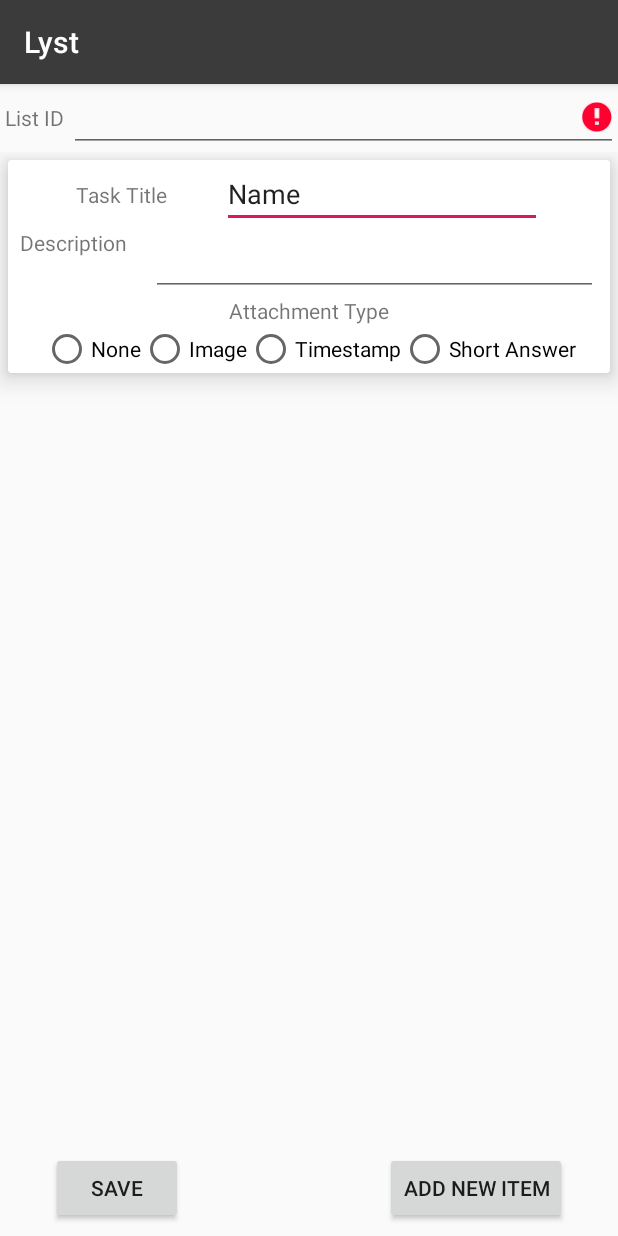
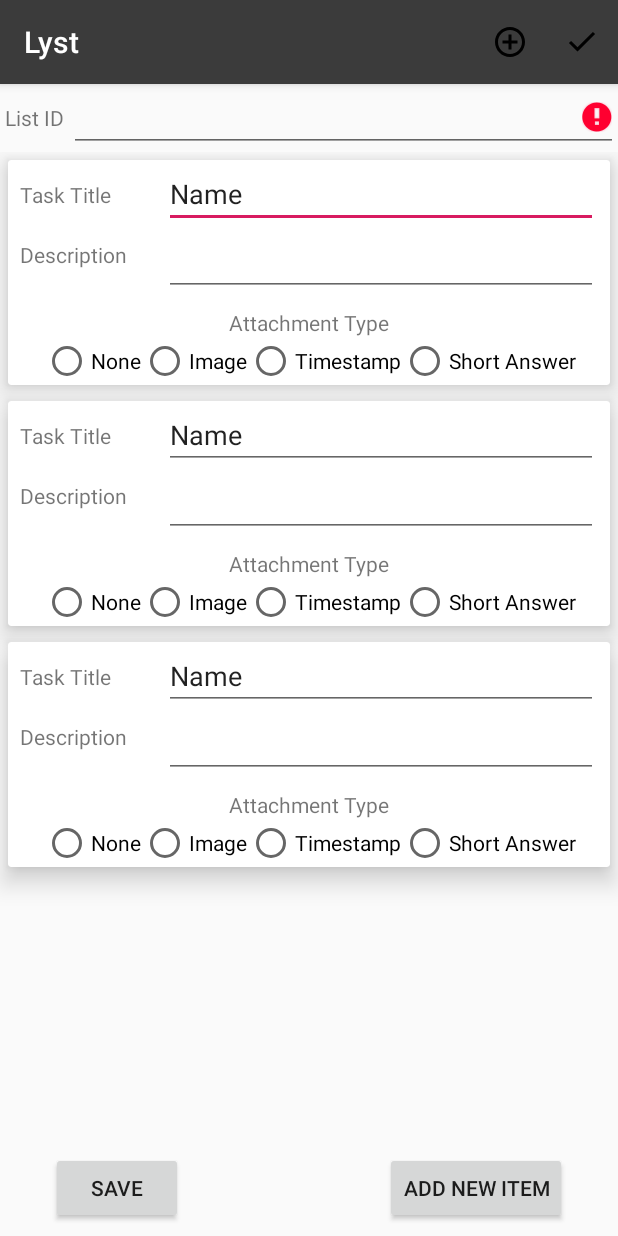
Before and after one commit to moo7md/Lyst, an Android app: the CreateCheckListActivity screen opened directly, with no data from a screen before it, after a tap on "ADD NEW ITEM", on a phone screen of 412 x 824 dp. Run offline under Robolectric (Android 15) with nearby library versions, the phone set to English and light mode, and no system bars; our stand-ins replace Firebase (no records; nobody signed in at launch, a user with empty details on screens opened directly); 3 other taps on this screen came first.

Commit message:
added do template. refactored packages.

```diff
--- a/app/src/main/java/com/example/lyst/ChecklistCreateCheckListAdapter.java
+++ b/app/src/main/java/com/example/lyst/Adapters/CreateCheckListAdapter.java
@@ -1,8 +1,12 @@
-package com.example.lyst;
+package com.example.lyst.Adapters;
 
 import android.view.LayoutInflater;
 import android.view.View;
 import android.view.ViewGroup;
+
+import com.example.lyst.Models.ChecklistItem;
+import com.example.lyst.R;
+import com.example.lyst.ViewHolders.ChecklistItemCreateViewHolder;
 
 import java.util.ArrayList;
 import java.util.List;
@@ -11,13 +15,13 @@ import java.util.UUID;
 import androidx.annotation.NonNull;
 import androidx.recyclerview.widget.RecyclerView;
 
-public class ChecklistCreateCheckListAdapter extends RecyclerView.Adapter {
+public class CreateCheckListAdapter extends RecyclerView.Adapter {
 
     private List<ChecklistItem> items;
 
     private ArrayList<ChecklistItemCreateViewHolder> viewHolders = new ArrayList<>();
 
-    public ChecklistCreateCheckListAdapter(List<ChecklistItem> _items) {
+    public CreateCheckListAdapter(List<ChecklistItem> _items) {
         items = _items;
     }
 
--- a/app/src/main/java/com/example/lyst/CreateCheckListActivity.java
+++ b/app/src/main/java/com/example/lyst/CreateCheckListActivity.java
@@ -6,6 +6,8 @@ import androidx.recyclerview.widget.LinearLayoutManager;
 import androidx.recyclerview.widget.RecyclerView;
 
 import android.os.Bundle;
+import android.view.Menu;
+import android.view.MenuItem;
 import android.util.Log;
 import android.view.View;
 import android.widget.EditText;
@@ -14,12 +16,16 @@ import android.widget.Toast;
 import com.google.android.gms.tasks.OnCompleteListener;
 import com.google.android.gms.tasks.Task;
 
+import com.example.lyst.Adapters.CreateCheckListAdapter;
+import com.example.lyst.Models.*;
+import com.example.lyst.ViewHolders.ChecklistItemCreateViewHolder;
+
 import java.util.ArrayList;
 import java.util.List;
 
 public class CreateCheckListActivity extends AppCompatActivity {
 
-    ChecklistCreateCheckListAdapter adapter;
+    CreateCheckListAdapter adapter;
     List<ChecklistItem> items = new ArrayList<>();
     Database database;
 
@@ -31,7 +37,7 @@ public class CreateCheckListActivity extends AppCompatActivity {
         database = Database.getInstance();
 
         RecyclerView recyclerView = findViewById(R.id.create_recycler);
-        adapter = new ChecklistCreateCheckListAdapter(items);
+        adapter = new CreateCheckListAdapter(items);
 
         LinearLayoutManager lm = new LinearLayoutManager(this);
 
@@ -40,6 +46,11 @@ public class CreateCheckListActivity extends AppCompatActivity {
     }
 
     public void AddItem(View view) {
+        items.add(new ChecklistItem("", "", ""));
+        _addItem();
+    }
+
+    private void _addItem() {
         items.add(new ChecklistItem("", "", ""));
         adapter.notifyDataSetChanged();
     }
@@ -68,8 +79,41 @@ public class CreateCheckListActivity extends AppCompatActivity {
                         }
                     }
             );
-        }else{
+        }else {
             Toast.makeText(this, "Please put some items", Toast.LENGTH_LONG).show();
+            _save();
         }
     }
+
+    public void _save() {
+        List<ChecklistItemCreateViewHolder> viewHolders = adapter.GetViewHolders();
+
+        for (ChecklistItemCreateViewHolder i : viewHolders) {
+            System.out.println(i.title.getText().toString());
+            System.out.println(i.description.getText().toString());
+            System.out.println("Position is: " + i.attachmentType.getCheckedRadioButtonId());
+        }
+    }
+
+    @Override
+    public boolean onCreateOptionsMenu(Menu menu) {
+        getMenuInflater().inflate(R.menu.create_checklist_toolbar, menu);
+        return true;
+    }
+
+    @Override
+    public boolean onOptionsItemSelected(MenuItem item) {
+
+
+        switch (item.getItemId()) {
+            case R.id.add_list_item:
+                _addItem();
+                break;
+            case R.id.save_checklist:
+                _save();
+                break;
+        }
+        return super.onOptionsItemSelected(item);
+    }
+
 }
--- a/app/src/main/java/com/example/lyst/Database.java
+++ b/app/src/main/java/com/example/lyst/Database.java
@@ -4,6 +4,7 @@ import com.google.android.gms.tasks.Task;
 import com.google.firebase.auth.FirebaseAuth;
 import com.google.firebase.auth.FirebaseUser;
 import com.google.firebase.firestore.FirebaseFirestore;
+import com.example.lyst.Models.*;
 
 import java.util.ArrayList;
 import java.util.HashMap;
--- a/app/src/main/java/com/example/lyst/ChecklistItem.java
+++ b/app/src/main/java/com/example/lyst/Models/ChecklistItem.java
@@ -1,4 +1,4 @@
-package com.example.lyst;
+package com.example.lyst.Models;
 
 
 public class ChecklistItem {
--- a/app/src/main/java/com/example/lyst/CheckListHolder.java
+++ b/app/src/main/java/com/example/lyst/ViewHolders/CheckListHolder.java
@@ -1,7 +1,9 @@
-package com.example.lyst;
+package com.example.lyst.ViewHolders;
 
 import android.view.View;
 import android.widget.CheckBox;
+
+import com.example.lyst.R;
 
 import androidx.annotation.NonNull;
 import androidx.recyclerview.widget.RecyclerView;
--- a/app/src/main/java/com/example/lyst/ChecklistItemCreateViewHolder.java
+++ b/app/src/main/java/com/example/lyst/ViewHolders/ChecklistItemCreateViewHolder.java
@@ -1,10 +1,10 @@
-package com.example.lyst;
+package com.example.lyst.ViewHolders;
 
 import android.view.View;
 import android.widget.EditText;
 import android.widget.RadioGroup;
 
-import com.example.lyst.util.AttachmentTypes;
+import com.example.lyst.R;
 
 import androidx.annotation.NonNull;
 import androidx.recyclerview.widget.RecyclerView;
--- /dev/null
+++ b/app/src/main/res/drawable/ic_icons8_checkmark.xml
@@ -0,0 +1,9 @@
+<vector xmlns:android="http://schemas.android.com/apk/res/android"
+    android:width="24dp"
+    android:height="24dp"
+    android:viewportWidth="24"
+    android:viewportHeight="24">
+  <path
+      android:pathData="M19.2813,5.2813L9,15.5625L4.7188,11.2813L3.2813,12.7188L8.2813,17.7188L9,18.4063L9.7188,17.7188L20.7188,6.7188Z"
+      android:fillColor="#000000"/>
+</vector>
--- /dev/null
+++ b/app/src/main/res/drawable/ic_icons8_plus.xml
@@ -0,0 +1,9 @@
+<vector xmlns:android="http://schemas.android.com/apk/res/android"
+    android:width="24dp"
+    android:height="24dp"
+    android:viewportWidth="24"
+    android:viewportHeight="24">
+  <path
+      android:pathData="M12,2C6.489,2 2,6.489 2,12C2,17.511 6.489,22 12,22C17.511,22 22,17.511 22,12C22,6.489 17.511,2 12,2zM12,4C16.4301,4 20,7.5699 20,12C20,16.4301 16.4301,20 12,20C7.5699,20 4,16.4301 4,12C4,7.5699 7.5699,4 12,4zM11,7L11,11L7,11L7,13L11,13L11,17L13,17L13,13L17,13L17,11L13,11L13,7L11,7z"
+      android:fillColor="#000000"/>
+</vector>
--- a/app/src/main/res/layout/checklist_item_create.xml
+++ b/app/src/main/res/layout/checklist_item_create.xml
@@ -20,10 +20,10 @@
 
         <EditText
             android:id="@+id/listTitleEditText"
-            android:layout_width="wrap_content"
+            android:layout_width="0dp"
             android:layout_height="wrap_content"
             android:layout_marginStart="8dp"
-            android:layout_marginEnd="24dp"
+            android:layout_marginEnd="8dp"
             android:ems="10"
             android:inputType="textPersonName"
             android:text="Name"
@@ -36,8 +36,11 @@
             android:id="@+id/textView9"
             android:layout_width="wrap_content"
             android:layout_height="wrap_content"
-            android:layout_marginStart="24dp"
+            android:layout_marginStart="8dp"
+            android:layout_marginTop="8dp"
             android:layout_marginEnd="8dp"
+            android:layout_marginBottom="8dp"
+            android:ems="5"
             android:text="Task Title"
             app:layout_constraintBottom_toBottomOf="parent"
             app:layout_constraintEnd_toStartOf="@+id/listTitleEditText"
@@ -71,7 +74,9 @@
             android:layout_width="wrap_content"
             android:layout_height="wrap_content"
             android:layout_marginStart="8dp"
+            android:layout_marginTop="8dp"
             android:layout_marginEnd="8dp"
+            android:ems="5"
             android:text="Description"
             app:layout_constraintEnd_toStartOf="@+id/listDescriptionEditText"
             app:layout_constraintStart_toStartOf="parent"
@@ -120,6 +125,7 @@
         android:layout_width="wrap_content"
         android:layout_height="wrap_content"
         android:layout_marginStart="16dp"
+        android:layout_marginTop="8dp"
         android:layout_marginEnd="16dp"
         android:text="Attachment Type"
         app:layout_constraintBottom_toTopOf="@+id/attachmentTypeRadioGroup"
--- /dev/null
+++ b/app/src/main/res/menu/create_checklist_toolbar.xml
@@ -0,0 +1,15 @@
+<?xml version="1.0" encoding="utf-8"?>
+<menu xmlns:android="http://schemas.android.com/apk/res/android"
+    xmlns:app="http://schemas.android.com/apk/res-auto">
+
+    <item
+        android:id="@+id/add_list_item"
+        android:icon="@drawable/ic_icons8_plus"
+        android:title="Add Item"
+        app:showAsAction="always" />
+    <item
+        android:id="@+id/save_checklist"
+        android:icon="@drawable/ic_icons8_checkmark"
+        android:title="Save"
+        app:showAsAction="always" />
+</menu>
--- a/app/src/main/res/values/strings.xml
+++ b/app/src/main/res/values/strings.xml
@@ -30,5 +30,7 @@
     <string name="myList">My List</string>
     <string name="followed">Followed</string>
     <string name="seen">Seen</string>
+
+    <string name="placeholder">{Place Holder}</string>
     <string name="listID">List ID</string>
 </resources>
```
Also changed, not shown: app/src/main/java/com/example/lyst/Adapters/CheckListAdapter.java (renamed from app/src/main/java/com/example/lyst/CheclListAdapter.java, +7 -3 lines), app/src/main/java/com/example/lyst/Adapters/DoCheckListAdapter.java (added, +48 -0 lines), app/src/main/java/com/example/lyst/ViewHolders/ChecklistItemDoViewHolder.java (added, +35 -0 lines), app/src/main/res/drawable/ic_clip.xml (added, +9 -0 lines), app/src/main/res/layout/checklist_item_do.xml (+78 -4 lines).
